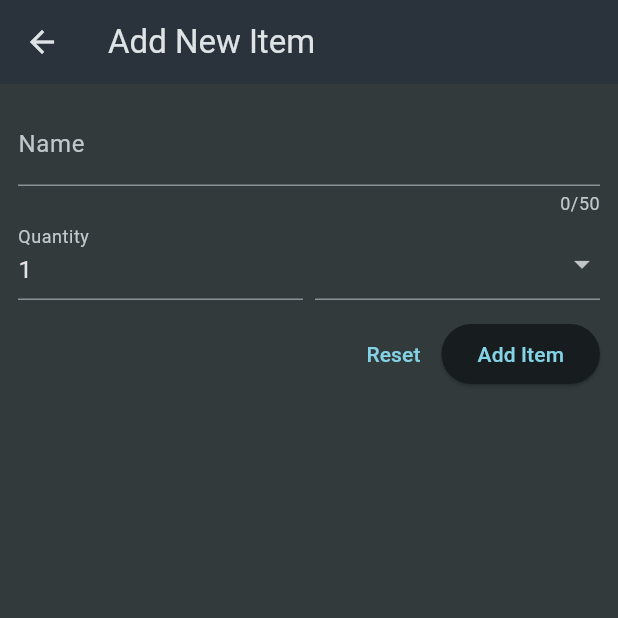
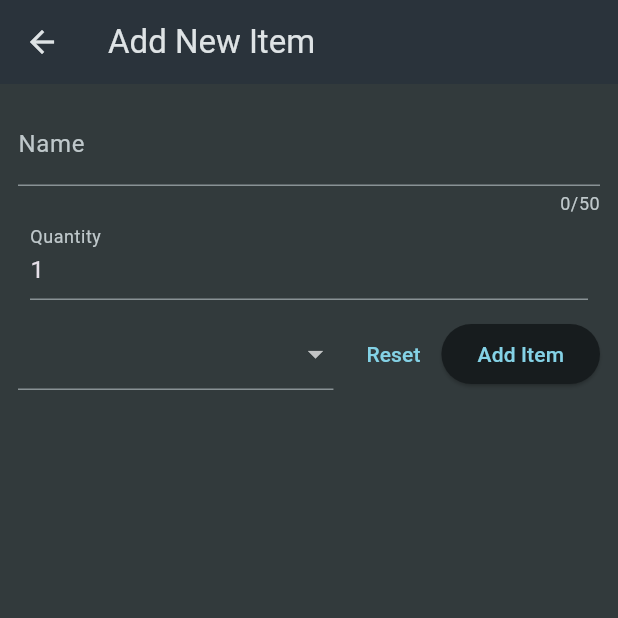
Before and after one commit to patrickwestlylegaspi/Shopping-List, a Flutter app: the screen it shows after launch, after a tap on the "add" icon, on a phone screen of 412 x 824 dp, the top half of it. Run offline on Flutter 3.47's test engine with Material 3 defaults, Android fonts, the phone set to English and light mode, and no system bars; network calls fail.

Commit message:
Update some features

```diff
--- a/lib/data/models/category.dart
+++ b/lib/data/models/category.dart
@@ -1,6 +1,6 @@
 import 'package:flutter/material.dart';
 
-enum Categories  {
+enum Categories {
   vegetables,
   fruit,
   meat,
@@ -14,10 +14,8 @@ enum Categories  {
 }
 
 class Category {
-  const Category(this.title,this.color);
+  const Category(this.title, this.color,);
 
   final String title;
   final Color color;
-
-
 }
--- a/lib/data/models/grocery_item.dart
+++ b/lib/data/models/grocery_item.dart
@@ -6,10 +6,12 @@ class GroceryItem {
     required this.name,
     required this.quantity,
     required this.category,
+    // required this.price,
   });
 
   final String id;
   final String name;
   final int quantity;
   final Category category;
+  // final double price;
 }
--- a/lib/widgets/grocery_list.dart
+++ b/lib/widgets/grocery_list.dart
@@ -1,6 +1,10 @@
+import 'dart:convert';
+
 import 'package:flutter/material.dart';
+import 'package:shopping/data/categories.dart';
 import 'package:shopping/data/models/grocery_item.dart';
 import 'package:shopping/widgets/new_item.dart';
+import 'package:http/http.dart' as http;
 
 class GroceryList extends StatefulWidget {
   const GroceryList({super.key});
@@ -10,7 +14,48 @@ class GroceryList extends StatefulWidget {
 }
 
 class _GroceryListState extends State<GroceryList> {
-  final List<GroceryItem> _groceryItems = [];
+  List<GroceryItem> _groceryItems = [];
+  var _isLoading = true;
+  String? _error;
+
+  @override
+  void initState() {
+    super.initState();
+    _loadItems();
+  }
+
+  void _loadItems() async {
+    final url = Uri.https(
+        'flutter-prep-ef2c2-default-rtdb.asia-southeast1.firebasedatabase.app',
+        'Shopping-list.json');
+    final response = await http.get(url);
+    if (response.statusCode >= 400) {
+      setState(() {
+        _error = 'Failed to Fetch data. Please Try again later';
+      });
+    }
+    final Map<String, dynamic> listData = json.decode(response.body);
+    final List<GroceryItem> loadedItems = [];
+    for (final item in listData.entries) {
+      final category = categories.entries
+          .firstWhere(
+              (catItem) => catItem.value.title == item.value['category'])
+          .value;
+      loadedItems.add(
+        GroceryItem(
+          id: item.key,
+          name: item.value['name'],
+          quantity: item.value['quantity'],
+          // price: item.value['price'],
+          category: category,
+        ),
+      );
+    }
+    setState(() {
+      _groceryItems = loadedItems;
+      _isLoading = false;
+    });
+  }
 
   void _addItem() async {
     final newItem = await Navigator.of(context).push<GroceryItem>(
@@ -26,26 +71,45 @@ class _GroceryListState extends State<GroceryList> {
     });
   }
 
-  void _removeItem(GroceryItem newItem) {
+  void _removeItem(GroceryItem newItem) async {
     final groceryIndex = _groceryItems.indexOf(newItem);
+    // ScaffoldMessenger.of(context).clearSnackBars();
+    // ScaffoldMessenger.of(context).showSnackBar(
+    //   SnackBar(
+    //     duration: const Duration(
+    //       seconds: 5,
+    //     ),
+    //     action: SnackBarAction(
+    //         label: 'Undo',
+    //         onPressed: () {
+    //           setState(
+    //             () {
+    //               _groceryItems.insert(groceryIndex, newItem);
+    //
+    //             },
+    //           );
+    //         }),
+    //     content: const Text('Item Remove'),
+    //   ),
+    // );
+
+    final url = Uri.https(
+        'flutter-prep-ef2c2-default-rtdb.asia-southeast1.firebasedatabase.app',
+        'Shopping-list/${newItem.id}.json');
+
+    final response = await http.delete(url);
+
+
+
+    if (response.statusCode >= 400) {
+      setState(() {
+        _groceryItems.insert(groceryIndex, newItem);
+      });
+    }
     setState(
       () {
         _groceryItems.remove(newItem);
       },
-    );
-    ScaffoldMessenger.of(context).clearSnackBars();
-    ScaffoldMessenger.of(context).showSnackBar(
-       SnackBar(
-        duration: const Duration(
-          seconds: 5,
-        ),
-        action: SnackBarAction(label: 'Undo', onPressed: (){
-          setState(() {
-            _groceryItems.insert(groceryIndex, newItem);
-          });
-        }),
-         content: const Text('Item Remove'),
-      ),
     );
   }
 
@@ -55,26 +119,48 @@ class _GroceryListState extends State<GroceryList> {
       itemCount: _groceryItems.length,
       itemBuilder: (context, index) => Dismissible(
         key: ValueKey(_groceryItems[index].id),
-        onDismissed: (direction){
+        onDismissed: (direction) {
           _removeItem(_groceryItems[index]);
         },
-        child: ListTile(
-          title: Text(_groceryItems[index].name),
-          leading: Container(
-            width: 24,
-            height: 24,
-            color: _groceryItems[index].category.color,
+        child: Expanded(
+          child: ListTile(
+            title: Text(_groceryItems[index].name),
+            leading: Container(
+              width: 100,
+              height: 40,
+              color: _groceryItems[index].category.color,
+              // child: Text(
+              //   maxLines: 2,
+              //   '\$${_groceryItems[index].price.toStringAsFixed(2)}',
+              //   style: const TextStyle(
+              //       color: Colors.black,
+              //       fontSize: 24,
+              //       fontWeight: FontWeight.bold),
+              //   textAlign: TextAlign.center,
+              // ),
+            ),
+            trailing:
+                Text('Quantity ${_groceryItems[index].quantity.toString()}'),
           ),
-          trailing: Text(_groceryItems[index].quantity.toString()),
         ),
       ),
     );
     if (_groceryItems.isEmpty) {
       content = const Center(
-        child: Text("No Items Yet Try Adding Now!"),
+        child: Text("No Items yet Add Now!"),
+      );
+    }
+    if (_isLoading) {
+      content = const Center(
+        child: CircularProgressIndicator(),
       );
     }
 
+    if (_error != null) {
+      content = Center(
+        child: Text(_error!),
+      );
+    }
     return Scaffold(
       appBar: AppBar(
         title: const Text('Your Grocery Store'),
--- a/lib/widgets/new_item.dart
+++ b/lib/widgets/new_item.dart
@@ -1,8 +1,12 @@
+import 'dart:convert';
+
 import 'package:flutter/material.dart';
+
 import 'package:shopping/data/categories.dart';
 import 'package:shopping/data/models/grocery_item.dart';
 
 import '../data/models/category.dart';
+import 'package:http/http.dart' as http;
 
 class NewItem extends StatefulWidget {
   const NewItem({super.key});
@@ -16,19 +20,46 @@ class _NewItemState extends State<NewItem> {
   var _enteredName = '';
   var _enteredQuantity = 1;
   var _selectedCategory = categories[Categories.vegetables]!;
+  var _isSending = false;
+  // late double _itemPrice = 0;
 
-  void _saveItem() {
-    _formKey.currentState!.validate();
+  void _saveItem() async {
+    if (_formKey.currentState!.validate()) {
       _formKey.currentState!.save();
-    Navigator.of(context).pop(GroceryItem(
-        id: DateTime.now().toString(),
+      setState(() {
+        _isSending = true;
+      });
+      final url = Uri.https(
+          'flutter-prep-ef2c2-default-rtdb.asia-southeast1.firebasedatabase.app',
+          'Shopping-list.json');
+      final response = await http.post(
+        url,
+        headers: {'Content-Type': 'applications/json'},
+        body: json.encode(
+          {
+            'name': _enteredName,
+            'quantity': _enteredQuantity,
+            'category': _selectedCategory.title,
+            //'price': _itemPrice,
+          },
+        ),
+      );
+      print(response.body);
+      print(response.statusCode);
+      final Map<String, dynamic> resData = json.decode(response.body);
+      if (!context.mounted) {
+        return;
+      }
+      Navigator.of(context).pop(
+        GroceryItem(
+          id: resData['name'],
           name: _enteredName,
           quantity: _enteredQuantity,
-        category: _selectedCategory));
+          category: _selectedCategory,
+          // price: _itemPrice,
+        ),
+      );
     }
-
-  void _reset() {
-    _formKey.currentState!.reset();
   }
 
   @override
@@ -43,7 +74,10 @@ class _NewItemState extends State<NewItem> {
           key: _formKey,
           child: Column(
             children: [
-              TextFormField(
+              Row(
+                children: [
+                  Expanded(
+                    child: TextFormField(
                       maxLength: 50,
                       decoration: const InputDecoration(
                         label: Text('Name'),
@@ -61,9 +95,35 @@ class _NewItemState extends State<NewItem> {
                         _enteredName = value!;
                       },
                     ),
+                  ),
+                ],
+              ),
               Row(
                 crossAxisAlignment: CrossAxisAlignment.end,
                 children: [
+                  // Expanded(
+                  //   child: TextFormField(
+                  //       keyboardType: TextInputType.number,
+                  //       decoration: const InputDecoration(
+                  //         label: Text('Price'),
+                  //       ),
+                  //       initialValue: '1',
+                  //       validator: (value) {
+                  //         if (value == null ||
+                  //             value.isEmpty ||
+                  //             int.tryParse(value) == null ||
+                  //             int.tryParse(value)! <= 0) {
+                  //           return 'Must be a valid positive number';
+                  //         }
+                  //         return null;
+                  //       },
+                  //       onSaved: (value) {
+                  //         _itemPrice = int.parse(value!) as double;
+                  //       }),
+                  // ),
+                  const SizedBox(
+                    width: 8,
+                  ),
                   Expanded(
                     child: TextFormField(
                       keyboardType: TextInputType.number,
@@ -88,6 +148,14 @@ class _NewItemState extends State<NewItem> {
                   const SizedBox(
                     width: 8,
                   ),
+                ],
+              ),
+              const SizedBox(
+                height: 12,
+              ),
+              Row(
+                mainAxisAlignment: MainAxisAlignment.end,
+                children: [
                   Expanded(
                     child: DropdownButtonFormField(
                       items: [
@@ -118,21 +186,26 @@ class _NewItemState extends State<NewItem> {
                       },
                     ),
                   ),
-                ],
+                  const SizedBox(
+                    width: 8,
                   ),
-              const SizedBox(
-                height: 12,
-              ),
-              Row(
-                mainAxisAlignment: MainAxisAlignment.end,
-                children: [
                   TextButton(
-                    onPressed: _reset,
+                    onPressed: _isSending
+                        ? null
+                        : () {
+                            _formKey.currentState!.reset();
+                          },
                     child: const Text('Reset'),
                   ),
                   ElevatedButton(
-                    onPressed: _saveItem,
-                    child: const Text('Add Item'),
+                    onPressed: _isSending ? null : _saveItem,
+                    child: _isSending
+                        ? const SizedBox(
+                            height: 16,
+                            width: 16,
+                            child: CircularProgressIndicator(),
+                          )
+                        : const Text('Add Item'),
                   ),
                 ],
               )
--- a/pubspec.yaml
+++ b/pubspec.yaml
@@ -35,6 +35,7 @@ dependencies:
   # The following adds the Cupertino Icons font to your application.
   # Use with the CupertinoIcons class for iOS style icons.
   cupertino_icons: ^1.0.6
+  http: ^1.2.1
 
 dev_dependencies:
   flutter_test:
```
Also changed, not shown: pubspec.lock. Lines whose indentation alone changed are shown as unchanged.
